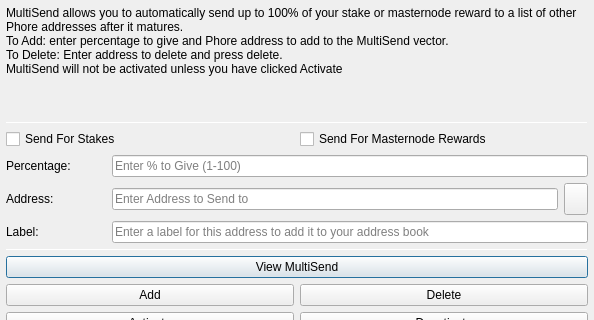
Qt form src/qt/forms/multisenddialog.ui (MichaelHDesigns/lunarium) before a commit; both pictures show x 0 to 594 and y 0 to 320 of the 594 by 526 pixel window.
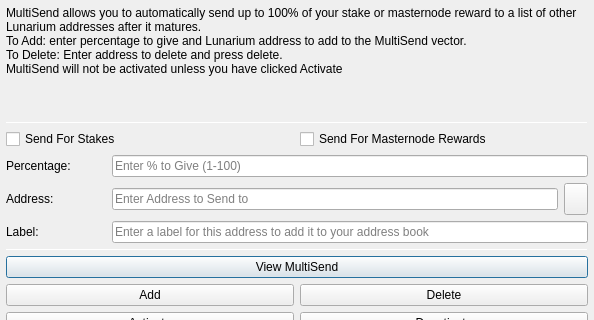
The same form after that commit. Icons and pictures are not drawn.

Commit message: First pass of rebranding to Lunarium/XLN

Patch:
```diff
--- a/src/qt/forms/multisenddialog.ui
+++ b/src/qt/forms/multisenddialog.ui
@@ -37,8 +37,8 @@
         <number>1</number>
        </property>
        <property name="text">
-        <string>MultiSend allows you to automatically send up to 100% of your stake or masternode reward to a list of other Phore addresses after it matures.
-To Add: enter percentage to give and Phore address to add to the MultiSend vector.
+        <string>MultiSend allows you to automatically send up to 100% of your stake or masternode reward to a list of other Lunarium addresses after it matures.
+To Add: enter percentage to give and Lunarium address to add to the MultiSend vector.
 To Delete: Enter address to delete and press delete.
 MultiSend will not be activated unless you have clicked Activate</string>
        </property>
```
Left out of the diff: 4 changed lines with no effect on the pictures. The commit also changes 352 other files.
